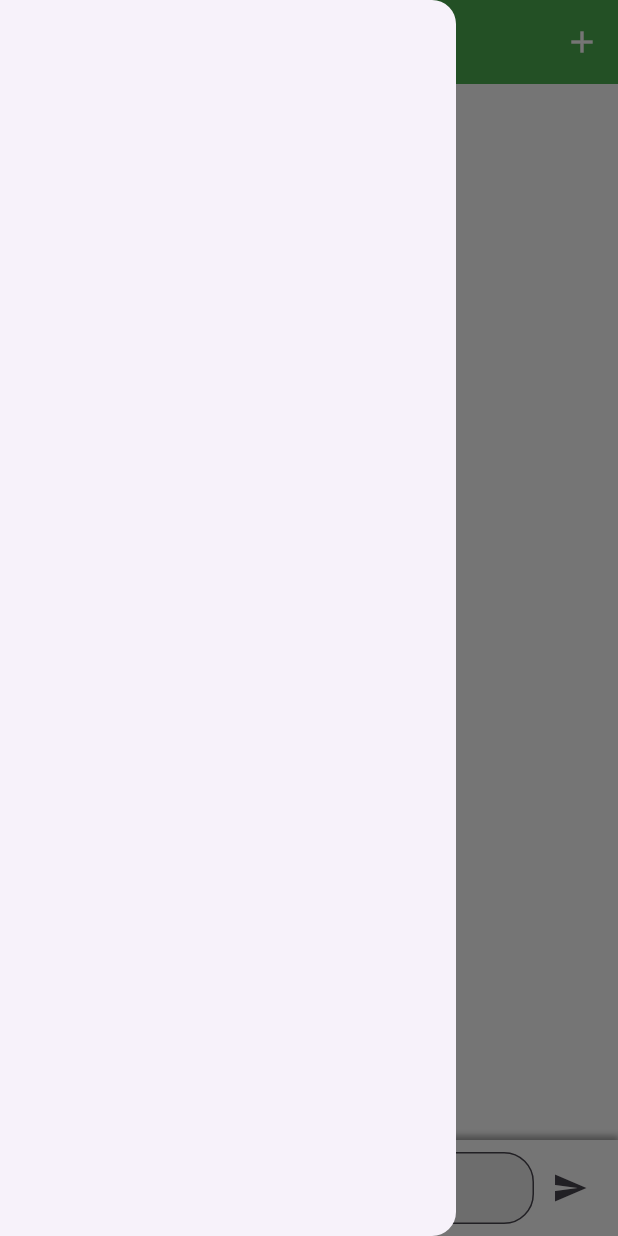
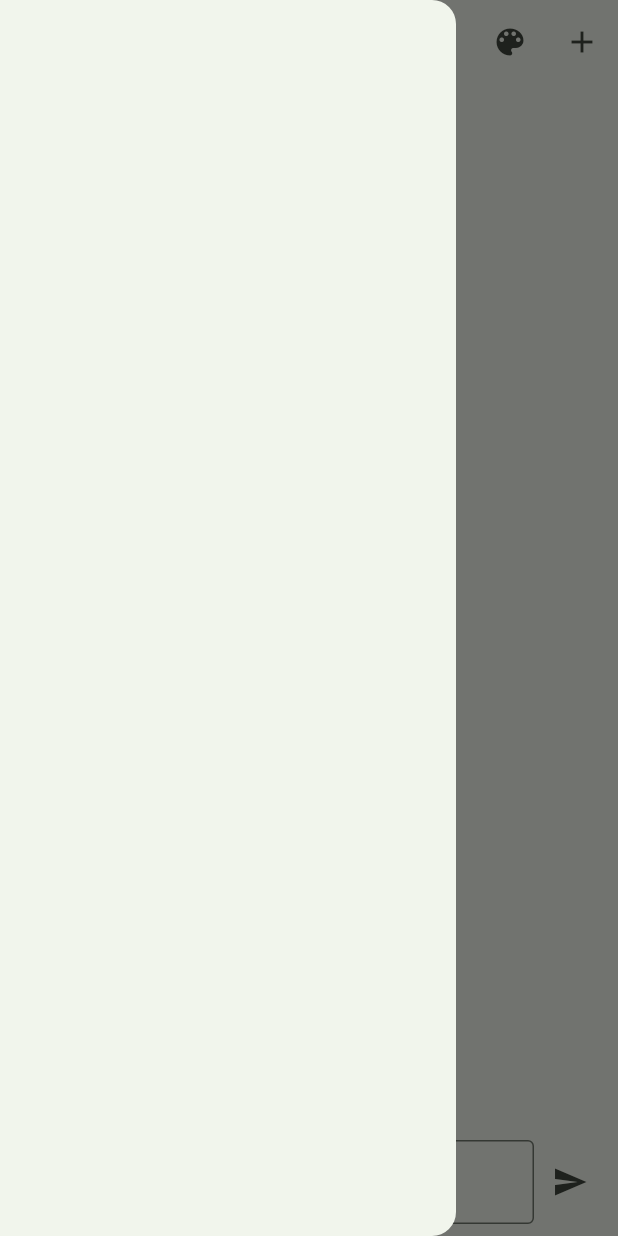
Before and after one commit to Rajesh3009/health_care_chatbot, a Flutter app: the screen it shows after launch, with the side drawer open, on a phone screen of 412 x 824 dp. Run offline on Flutter 3.47's test engine with Material 3 defaults, Android fonts, the light colour scheme and no system bars; our stand-ins replace drift, flutter_markdown, flutter_riverpod, google_generative_ai, shared_preferences; accounts and stored records are empty; generated files the repository leaves out were written again.

Commit message:
feat: Add flutter_markdown and markdown packages, enhance chat UI with loading state and theme selection
- Integrated flutter_markdown for rendering markdown content in chat messages.
- Added markdown package for improved text formatting capabilities.
- Implemented loading state in chat input to disable user interaction during message processing.
- Enhanced chat screen with a theme selection button for better user experience.
- Refactored main app structure to utilize Riverpod for theme management.

```diff
--- a/lib/main.dart
+++ b/lib/main.dart
@@ -1,25 +1,24 @@
 import 'package:flutter/material.dart';
 import 'package:flutter_riverpod/flutter_riverpod.dart';
 import 'screens/chat_screen.dart';
-import 'utils/theme.dart';
+import 'providers/theme_provider.dart';
 
 Future<void> main() async {
   WidgetsFlutterBinding.ensureInitialized();
-
-  runApp(const ProviderScope(child: MainApp()));
+  runApp(const ProviderScope(child: MyApp()));
 }
 
-class MainApp extends StatelessWidget {
-  const MainApp({super.key});
+class MyApp extends ConsumerWidget {
+  const MyApp({super.key});
 
   @override
-  Widget build(BuildContext context) {
+  Widget build(BuildContext context, WidgetRef ref) {
+    final theme = ref.watch(themeProvider);
+
     return MaterialApp(
       debugShowCheckedModeBanner: false,
       title: 'Healthcare Chatbot',
-      theme: getAppTheme(),
-      darkTheme: getAppTheme(isDarkMode: true),
-      themeMode: ThemeMode.system, // Use system theme by default
+      theme: theme,
       home: const ChatScreen(),
     );
   }
--- a/lib/screens/chat_screen.dart
+++ b/lib/screens/chat_screen.dart
@@ -8,6 +8,8 @@ import '../providers/history_provider.dart'; // Import history provider
 import '../widgets/history_item.dart'; // Import history item
 import '../models/message.dart';
 import 'package:uuid/uuid.dart';
+import '../widgets/typing_indicator.dart';
+import 'theme_screen.dart';
 
 class ChatScreen extends ConsumerWidget {
   const ChatScreen({super.key});
@@ -16,12 +18,22 @@ class ChatScreen extends ConsumerWidget {
   Widget build(BuildContext context, WidgetRef ref) {
     final messages = ref.watch(chatProvider);
     final history = ref.watch(historyProvider); // Watch history provider
+    final isLoading = ref.watch(isLoadingProvider);
+    final textController = TextEditingController();
 
     return Scaffold(
       appBar: AppBar(
         title: const Text('Healthcare Assistant'),
-        backgroundColor: ThemeColors.primaryGreen,
         actions: [
+          IconButton(
+            icon: const Icon(Icons.color_lens),
+            onPressed: () {
+              Navigator.push(
+                context,
+                MaterialPageRoute(builder: (context) => const ThemeScreen()),
+              );
+            },
+          ),
           IconButton(
             icon: const Icon(Icons.add),
             onPressed: () {
@@ -43,8 +55,15 @@ class ChatScreen extends ConsumerWidget {
         children: [
           Expanded(
             child: ListView.builder(
-              itemCount: messages.length,
+              itemCount: messages.length + (isLoading ? 1 : 0),
               itemBuilder: (context, index) {
+                if (index == messages.length && isLoading) {
+                  return const Align(
+                    alignment: Alignment.centerLeft,
+                    child: TypingIndicator(),
+                  );
+                }
+
                 final message = messages[index];
                 return AnimatedOpacity(
                   opacity: message.role == MessageRole.assistant ? 1.0 : 1.0,
@@ -54,10 +73,45 @@ class ChatScreen extends ConsumerWidget {
               },
             ),
           ),
-          ChatInput(
-            onSend: (text, historyId) {
-              ref.read(chatProvider.notifier).sendMessage(text, historyId);
-            },
+          Padding(
+            padding: const EdgeInsets.all(8.0),
+            child: Row(
+              children: [
+                Expanded(
+                  child: TextField(
+                    controller: textController,
+                    enabled: !isLoading, // Disable input while loading
+                    decoration: const InputDecoration(
+                      hintText: 'Type your message...',
+                      border: OutlineInputBorder(),
+                    ),
+                    onSubmitted: (text) {
+                      if (text.trim().isNotEmpty) {
+                        final uuid = const Uuid();
+                        ref
+                            .read(chatProvider.notifier)
+                            .sendMessage(text, uuid.v4());
+                        textController.clear();
+                      }
+                    },
+                  ),
+                ),
+                IconButton(
+                  icon: const Icon(Icons.send),
+                  onPressed: isLoading
+                      ? null
+                      : () {
+                          if (textController.text.trim().isNotEmpty) {
+                            final uuid = const Uuid();
+                            ref
+                                .read(chatProvider.notifier)
+                                .sendMessage(textController.text, uuid.v4());
+                            textController.clear();
+                          }
+                        },
+                ),
+              ],
+            ),
           ),
         ],
       ),
--- a/pubspec.yaml
+++ b/pubspec.yaml
@@ -25,6 +25,7 @@ dependencies:
   # UI Enhancements
   flutter_chat_ui: ^1.6.10
   flutter_chat_types: ^3.6.2
+  flutter_markdown: ^0.6.20
 
   # Utilities
   intl: ^0.19.0
```
Also changed, not shown: lib/providers/chat_provider.dart (+11 -0 lines), lib/providers/theme_provider.dart (added, +79 -0 lines), lib/screens/theme_screen.dart (added, +50 -0 lines), lib/widgets/chat_bubble.dart (+51 -55 lines), lib/widgets/typing_indicator.dart (added, +65 -0 lines), pubspec.lock.
